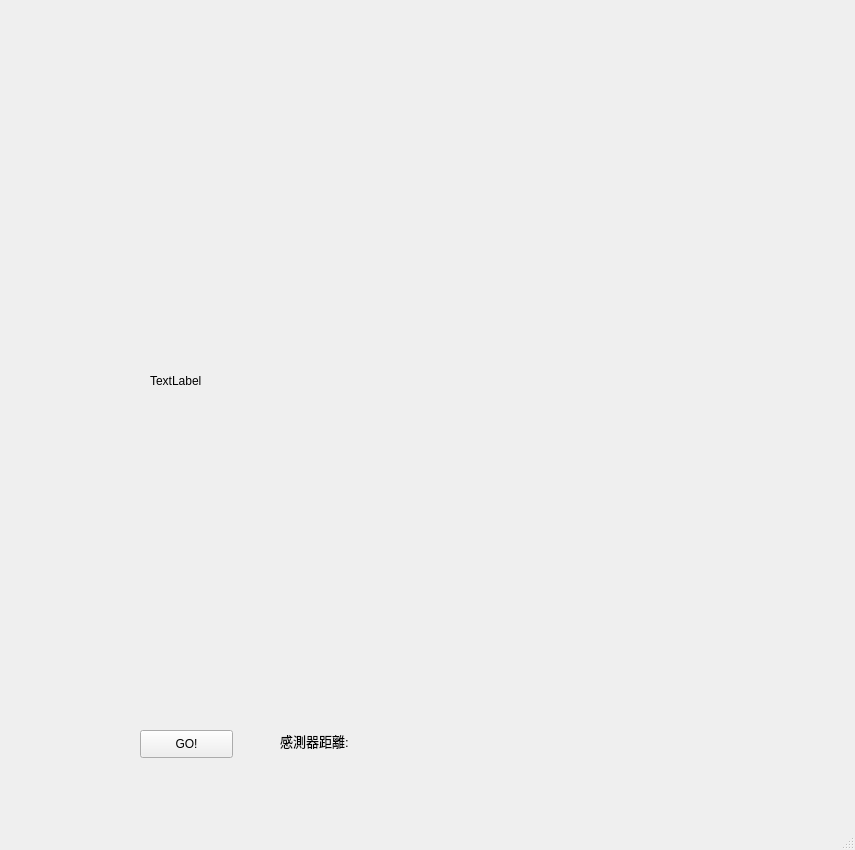
This is HW2/MyGUI.ui in KaiTung/NCU_111_NeuronNetwork as Qt 5 draws it before an edit. The edited form follows.
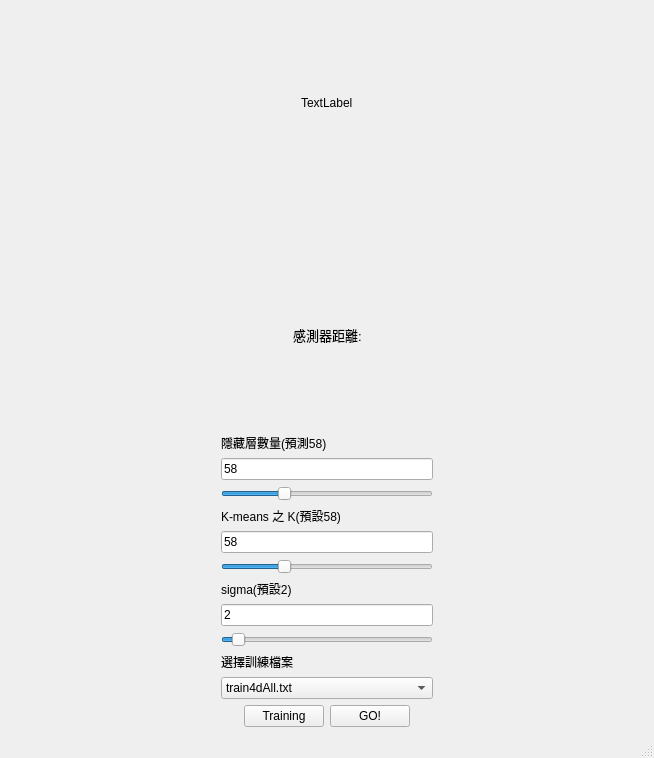
This is the edited form.

Diff of the .ui file:
```diff
--- a/HW2/MyGUI.ui
+++ b/HW2/MyGUI.ui
@@ -6,58 +6,325 @@
    <rect>
     <x>0</x>
     <y>0</y>
-    <width>855</width>
-    <height>850</height>
+    <width>654</width>
+    <height>758</height>
    </rect>
   </property>
   <property name="windowTitle">
    <string>MainWindow</string>
   </property>
   <widget class="QWidget" name="centralwidget">
-   <widget class="QLabel" name="label_image">
-    <property name="geometry">
-     <rect>
-      <x>150</x>
-      <y>70</y>
-      <width>531</width>
-      <height>621</height>
-     </rect>
-    </property>
-    <property name="text">
-     <string>TextLabel</string>
-    </property>
-   </widget>
-   <widget class="QPushButton" name="pushButton_GO">
-    <property name="geometry">
-     <rect>
-      <x>140</x>
-      <y>730</y>
-      <width>93</width>
-      <height>28</height>
-     </rect>
-    </property>
-    <property name="text">
-     <string>GO!</string>
-    </property>
-   </widget>
-   <widget class="QLabel" name="label_sensor">
-    <property name="geometry">
-     <rect>
-      <x>280</x>
-      <y>710</y>
-      <width>451</width>
-      <height>61</height>
-     </rect>
-    </property>
-    <property name="font">
-     <font>
-      <pointsize>10</pointsize>
-     </font>
-    </property>
-    <property name="text">
-     <string>感測器距離:</string>
-    </property>
-   </widget>
+   <layout class="QVBoxLayout" name="verticalLayout">
+    <item>
+     <layout class="QGridLayout" name="gridLayout">
+      <property name="sizeConstraint">
+       <enum>QLayout::SetNoConstraint</enum>
+      </property>
+      <item row="5" column="0">
+       <layout class="QHBoxLayout" name="horizontalLayout_4">
+        <item>
+         <spacer name="horizontalSpacer_5">
+          <property name="orientation">
+           <enum>Qt::Horizontal</enum>
+          </property>
+          <property name="sizeHint" stdset="0">
+           <size>
+            <width>40</width>
+            <height>20</height>
+           </size>
+          </property>
+         </spacer>
+        </item>
+        <item>
+         <widget class="QPushButton" name="pushButton_Train">
+          <property name="text">
+           <string>Training</string>
+          </property>
+         </widget>
+        </item>
+        <item>
+         <widget class="QPushButton" name="pushButton_GO">
+          <property name="text">
+           <string>GO!</string>
+          </property>
+         </widget>
+        </item>
+        <item>
+         <spacer name="horizontalSpacer_6">
+          <property name="orientation">
+           <enum>Qt::Horizontal</enum>
+          </property>
+          <property name="sizeHint" stdset="0">
+           <size>
+            <width>40</width>
+            <height>20</height>
+           </size>
+          </property>
+         </spacer>
+        </item>
+       </layout>
+      </item>
+      <item row="3" column="0">
+       <layout class="QHBoxLayout" name="horizontalLayout">
+        <property name="sizeConstraint">
+         <enum>QLayout::SetDefaultConstraint</enum>
+        </property>
+        <item>
+         <spacer name="horizontalSpacer_2">
+          <property name="orientation">
+           <enum>Qt::Horizontal</enum>
+          </property>
+          <property name="sizeType">
+           <enum>QSizePolicy::Expanding</enum>
+          </property>
+          <property name="sizeHint" stdset="0">
+           <size>
+            <width>40</width>
+            <height>20</height>
+           </size>
+          </property>
+         </spacer>
+        </item>
+        <item>
+         <widget class="QLabel" name="label_sensor">
+          <property name="font">
+           <font>
+            <pointsize>10</pointsize>
+           </font>
+          </property>
+          <property name="text">
+           <string>感測器距離:</string>
+          </property>
+         </widget>
+        </item>
+        <item>
+         <spacer name="horizontalSpacer">
+          <property name="orientation">
+           <enum>Qt::Horizontal</enum>
+          </property>
+          <property name="sizeType">
+           <enum>QSizePolicy::Expanding</enum>
+          </property>
+          <property name="sizeHint" stdset="0">
+           <size>
+            <width>40</width>
+            <height>20</height>
+           </size>
+          </property>
+         </spacer>
+        </item>
+       </layout>
+      </item>
+      <item row="4" column="0">
+       <layout class="QHBoxLayout" name="horizontalLayout_5">
+        <item>
+         <spacer name="horizontalSpacer_7">
+          <property name="orientation">
+           <enum>Qt::Horizontal</enum>
+          </property>
+          <property name="sizeHint" stdset="0">
+           <size>
+            <width>40</width>
+            <height>20</height>
+           </size>
+          </property>
+         </spacer>
+        </item>
+        <item>
+         <layout class="QVBoxLayout" name="verticalLayout_2">
+          <item>
+           <widget class="QLabel" name="label_layers">
+            <property name="text">
+             <string>隱藏層數量(預測58)</string>
+            </property>
+           </widget>
+          </item>
+          <item>
+           <widget class="QLineEdit" name="lineEdit_layers">
+            <property name="focusPolicy">
+             <enum>Qt::ClickFocus</enum>
+            </property>
+            <property name="text">
+             <string>58</string>
+            </property>
+           </widget>
+          </item>
+          <item>
+           <widget class="QSlider" name="horizontalSlider_layers">
+            <property name="minimum">
+             <number>1</number>
+            </property>
+            <property name="maximum">
+             <number>200</number>
+            </property>
+            <property name="value">
+             <number>58</number>
+            </property>
+            <property name="orientation">
+             <enum>Qt::Horizontal</enum>
+            </property>
+           </widget>
+          </item>
+          <item>
+           <widget class="QLabel" name="label_k">
+            <property name="text">
+             <string>K-means 之 K(預設58)</string>
+            </property>
+           </widget>
+          </item>
+          <item>
+           <widget class="QLineEdit" name="lineEdit_k">
+            <property name="focusPolicy">
+             <enum>Qt::ClickFocus</enum>
+            </property>
+            <property name="text">
+             <string>58</string>
+            </property>
+           </widget>
+          </item>
+          <item>
+           <widget class="QSlider" name="horizontalSlider_k">
+            <property name="minimum">
+             <number>1</number>
+            </property>
+            <property name="maximum">
+             <number>200</number>
+            </property>
+            <property name="value">
+             <number>58</number>
+            </property>
+            <property name="orientation">
+             <enum>Qt::Horizontal</enum>
+            </property>
+           </widget>
+          </item>
+          <item>
+           <widget class="QLabel" name="label_sigma">
+            <property name="text">
+             <string>sigma(預設2)</string>
+            </property>
+           </widget>
+          </item>
+          <item>
+           <widget class="QLineEdit" name="lineEdit_sigma">
+            <property name="focusPolicy">
+             <enum>Qt::ClickFocus</enum>
+            </property>
+            <property name="text">
+             <string>2</string>
+            </property>
+           </widget>
+          </item>
+          <item>
+           <widget class="QSlider" name="horizontalSlider_sigma">
+            <property name="minimum">
+             <number>1</number>
+            </property>
+            <property name="maximum">
+             <number>20</number>
+            </property>
+            <property name="value">
+             <number>2</number>
+            </property>
+            <property name="orientation">
+             <enum>Qt::Horizontal</enum>
+            </property>
+           </widget>
+          </item>
+          <item>
+           <widget class="QLabel" name="label_file">
+            <property name="text">
+             <string>選擇訓練檔案</string>
+            </property>
+           </widget>
+          </item>
+          <item>
+           <widget class="QComboBox" name="comboBox_file">
+            <item>
+             <property name="text">
+              <string>train4dAll.txt</string>
+             </property>
+            </item>
+            <item>
+             <property name="text">
+              <string>train6dAll.txt</string>
+             </property>
+            </item>
+           </widget>
+          </item>
+         </layout>
+        </item>
+        <item>
+         <spacer name="horizontalSpacer_8">
+          <property name="orientation">
+           <enum>Qt::Horizontal</enum>
+          </property>
+          <property name="sizeHint" stdset="0">
+           <size>
+            <width>40</width>
+            <height>20</height>
+           </size>
+          </property>
+         </spacer>
+        </item>
+       </layout>
+      </item>
+      <item row="0" column="0">
+       <layout class="QHBoxLayout" name="horizontalLayout_3">
+        <item>
+         <spacer name="horizontalSpacer_3">
+          <property name="orientation">
+           <enum>Qt::Horizontal</enum>
+          </property>
+          <property name="sizeHint" stdset="0">
+           <size>
+            <width>40</width>
+            <height>20</height>
+           </size>
+          </property>
+         </spacer>
+        </item>
+        <item>
+         <widget class="QLabel" name="label_image">
+          <property name="text">
+           <string>TextLabel</string>
+          </property>
+         </widget>
+        </item>
+        <item>
+         <spacer name="horizontalSpacer_4">
+          <property name="orientation">
+           <enum>Qt::Horizontal</enum>
+          </property>
+          <property name="sizeHint" stdset="0">
+           <size>
+            <width>40</width>
+            <height>20</height>
+           </size>
+          </property>
+         </spacer>
+        </item>
+       </layout>
+      </item>
+      <item row="2" column="0">
+       <spacer name="verticalSpacer">
+        <property name="orientation">
+         <enum>Qt::Vertical</enum>
+        </property>
+        <property name="sizeType">
+         <enum>QSizePolicy::Minimum</enum>
+        </property>
+        <property name="sizeHint" stdset="0">
+         <size>
+          <width>20</width>
+          <height>40</height>
+         </size>
+        </property>
+       </spacer>
+      </item>
+     </layout>
+    </item>
+   </layout>
   </widget>
   <widget class="QMenuBar" name="menubar">
    <property name="geometry">
```
Left out of the diff: 10 changed lines with no effect on the pictures.
